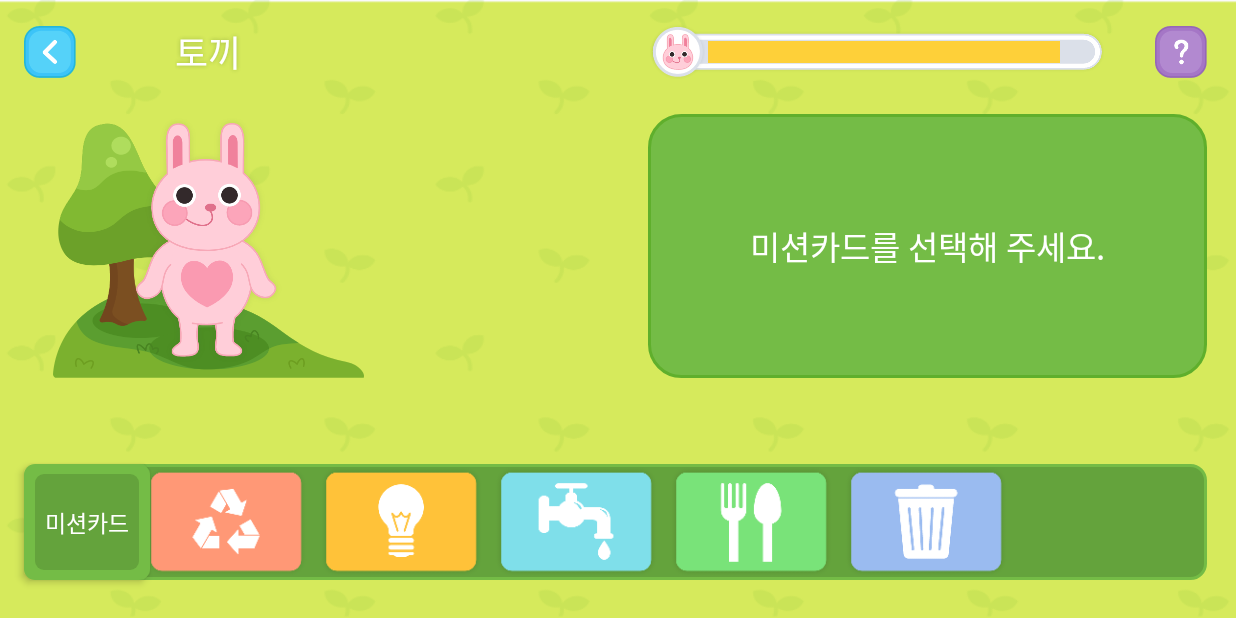
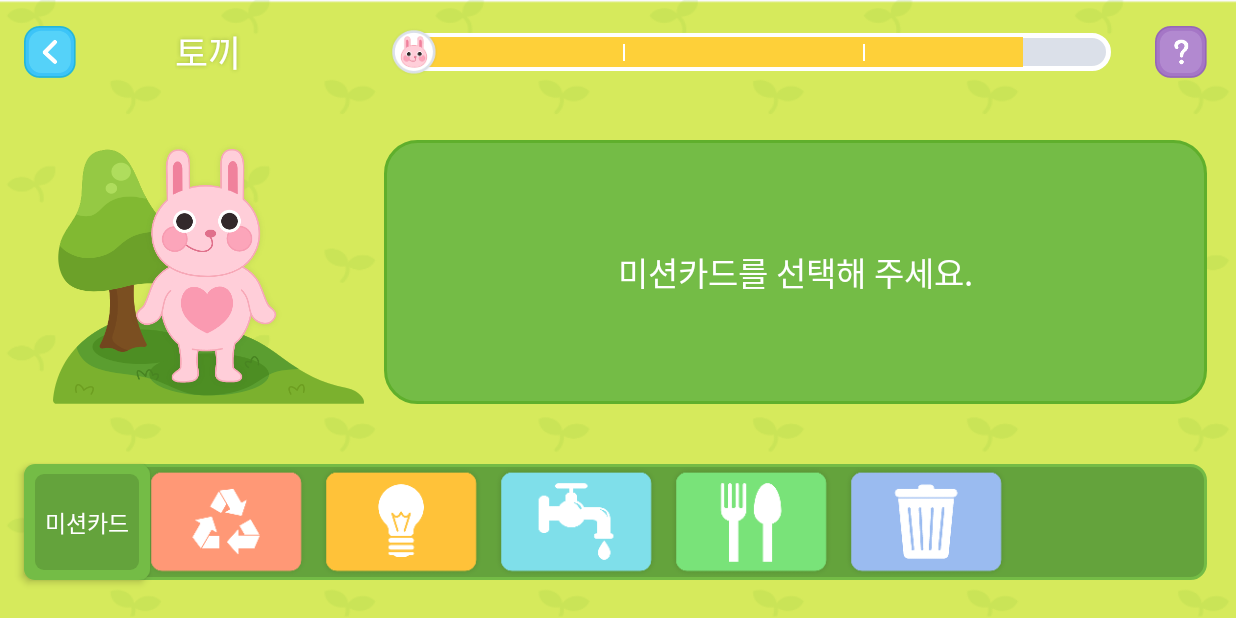
Before and after one commit to PurPur-Resque-Team/PurPur-Android, an Android app: the DetailActivity screen opened directly, with no data from a screen before it, on a phone screen of 824 x 412 dp (held sideways). Run offline under Robolectric (Android 15) with nearby library versions, the phone set to English and light mode, and no system bars; our stand-ins replace data binding.

```diff
--- a/app/src/main/java/com/bibim/purpur/ui/detail/DetailActivity.kt
+++ b/app/src/main/java/com/bibim/purpur/ui/detail/DetailActivity.kt
@@ -3,16 +3,21 @@ package com.bibim.purpur.ui.detail
 import android.animation.ObjectAnimator
 import android.os.Bundle
 import android.view.animation.LinearInterpolator
+import androidx.lifecycle.ViewModelProvider
 import com.bibim.purpur.R
 import com.bibim.purpur.base.BaseActivity
 import com.bibim.purpur.databinding.ActivityDetailBinding
+import com.bibim.purpur.onlyOneClickListener
 import kotlinx.android.synthetic.main.activity_detail.*
 
 class DetailActivity : BaseActivity<ActivityDetailBinding>() {
     override val layoutResID: Int = R.layout.activity_detail
 
+    lateinit var vm: DetailViewModel
     override fun onCreate(savedInstanceState: Bundle?) {
         super.onCreate(savedInstanceState)
+
+        vm = ViewModelProvider(this).get(DetailViewModel::class.java)
 
         val progressAnimator = ObjectAnimator.ofInt(progressbar,"progress",0,100)
         progressAnimator.duration = 3000
@@ -20,5 +25,8 @@ class DetailActivity : BaseActivity<ActivityDetailBinding>() {
         progressAnimator.interpolator = ll
         progressAnimator.start()
 
+        act_detail_iv_recycle.onlyOneClickListener {
+
+        }
     }
 }
--- a/app/src/main/res/layout/activity_detail.xml
+++ b/app/src/main/res/layout/activity_detail.xml
@@ -44,8 +44,8 @@
             android:id="@+id/act_detail_iv_animal_img"
             android:layout_width="wrap_content"
             android:layout_height="wrap_content"
-            android:layout_marginTop="23dp"
             android:src="@drawable/img_rabbit_clear"
+            app:layout_constraintBottom_toTopOf="@+id/horizontalScrollView"
             app:layout_constraintEnd_toEndOf="@id/act_detail_tv_animal_name"
             app:layout_constraintStart_toStartOf="@id/act_detail_tv_animal_name"
             app:layout_constraintTop_toBottomOf="@id/act_detail_tv_animal_name" />
@@ -60,48 +60,72 @@
             app:layout_constraintEnd_toEndOf="parent"
             app:layout_constraintTop_toTopOf="@id/act_detail_iv_back" />
 
-        <ImageView
-            android:id="@+id/act_detail_iv_iv_gauge"
-            android:layout_width="wrap_content"
-            android:layout_height="wrap_content"
-            android:layout_marginEnd="32dp"
-            android:src="@drawable/img_gauge_rabbit"
+        <androidx.constraintlayout.widget.ConstraintLayout
+            android:id="@+id/act_detail_cl_gauge"
+            android:layout_width="0dp"
+            android:layout_height="0dp"
+            android:layout_marginEnd="29dp"
             app:layout_constraintBottom_toBottomOf="@id/act_detail_iv_back"
+            app:layout_constraintStart_toStartOf="@id/act_detail_iv_mission_back"
             app:layout_constraintEnd_toStartOf="@id/act_detail_iv_question"
-            app:layout_constraintTop_toTopOf="@id/act_detail_iv_back" />
+            app:layout_constraintTop_toTopOf="@id/act_detail_iv_back">
 
             <ProgressBar
                 android:id="@+id/progressbar"
-            android:progressDrawable="@drawable/progressbar"
-            android:layout_marginTop="10dp"
-            android:layout_marginBottom="10dp"
+                style="@style/Widget.AppCompat.ProgressBar.Horizontal"
                 android:layout_width="0dp"
+                android:layout_height="25dp"
+                android:layout_marginStart="10dp"
                 android:max="100"
                 android:progress="20"
-            style="@style/Widget.AppCompat.ProgressBar.Horizontal"
-            android:layout_height="0dp"
-            app:layout_constraintTop_toTopOf="@id/act_detail_iv_back"
-            app:layout_constraintBottom_toBottomOf="@id/act_detail_iv_back"
-            app:layout_constraintStart_toEndOf="@id/act_detail_iv_animal_head"
-            app:layout_constraintEnd_toEndOf="@id/act_detail_iv_iv_gauge"/>
+                android:progressDrawable="@drawable/progress_horizon"
+                app:layout_constraintBottom_toBottomOf="parent"
+                app:layout_constraintEnd_toEndOf="parent"
+                app:layout_constraintStart_toStartOf="parent"
+                app:layout_constraintTop_toTopOf="parent" />
 
             <ImageView
                 android:id="@+id/act_detail_iv_animal_head"
                 android:layout_width="wrap_content"
                 android:layout_height="wrap_content"
                 android:src="@drawable/img_gauge_rabbit_head"
-            app:layout_constraintBottom_toBottomOf="@id/act_detail_iv_back"
-            app:layout_constraintStart_toStartOf="@id/act_detail_iv_iv_gauge"
-            app:layout_constraintTop_toTopOf="@id/act_detail_iv_back" />
+                app:layout_constraintBottom_toBottomOf="parent"
+                app:layout_constraintStart_toStartOf="parent"
+                app:layout_constraintTop_toTopOf="parent" />
+
+            <View
+                android:id="@+id/act_detail_view_first"
+                android:layout_width="1dp"
+                android:layout_height="11dp"
+                android:background="#ffffff"
+                app:layout_constraintBottom_toBottomOf="parent"
+                app:layout_constraintEnd_toEndOf="parent"
+                app:layout_constraintHorizontal_bias="0.33"
+                app:layout_constraintStart_toStartOf="parent"
+                app:layout_constraintTop_toTopOf="parent" />
+
+            <View
+                android:id="@+id/act_detail_view_second"
+                android:layout_width="1dp"
+                android:layout_height="11dp"
+                android:background="#ffffff"
+                app:layout_constraintBottom_toBottomOf="parent"
+                app:layout_constraintEnd_toEndOf="parent"
+                app:layout_constraintHorizontal_bias="0.66"
+                app:layout_constraintStart_toStartOf="parent"
+                app:layout_constraintTop_toTopOf="parent" />
+        </androidx.constraintlayout.widget.ConstraintLayout>
+
 
         <ImageView
             android:id="@+id/act_detail_iv_mission_back"
             android:layout_width="0dp"
             android:layout_height="0dp"
             android:background="@drawable/bg_mission_background"
+            android:layout_marginLeft="13dp"
             app:layout_constraintBottom_toBottomOf="@id/act_detail_iv_animal_img"
             app:layout_constraintEnd_toEndOf="@id/act_detail_iv_question"
-            app:layout_constraintStart_toStartOf="@id/act_detail_iv_iv_gauge"
+            app:layout_constraintStart_toEndOf="@id/act_detail_iv_animal_img"
             app:layout_constraintTop_toTopOf="@id/act_detail_iv_animal_img" />
 
         <TextView
@@ -120,13 +144,14 @@
             app:layout_constraintTop_toTopOf="@id/act_detail_iv_mission_back" />
 
         <HorizontalScrollView
+            android:id="@+id/horizontalScrollView"
             android:layout_width="0dp"
             android:layout_height="0dp"
+            android:background="@drawable/bg_mission_card_list"
             android:scrollbars="none"
-            android:background="@drawable/bg_mission_card_list"
             app:layout_constraintBottom_toBottomOf="@id/act_detail_iv_card_back_first"
+            app:layout_constraintEnd_toEndOf="@id/act_detail_iv_question"
             app:layout_constraintStart_toEndOf="@id/act_detail_iv_card_back_second"
-            app:layout_constraintEnd_toEndOf="@id/act_detail_iv_question"
             app:layout_constraintTop_toTopOf="@id/act_detail_iv_card_back_first">
 
             <LinearLayout
@@ -134,26 +159,31 @@
                 android:layout_height="match_parent">
 
                 <ImageView
+                    android:id="@+id/act_detail_iv_recycle"
                     android:layout_width="wrap_content"
                     android:layout_height="wrap_content"
                     android:src="@drawable/img_card_recycle" />
 
                 <ImageView
+                    android:id="@+id/act_detail_iv_electric"
                     android:layout_width="wrap_content"
                     android:layout_height="wrap_content"
                     android:src="@drawable/img_card_electric" />
 
                 <ImageView
+                    android:id="@+id/act_detail_iv_water"
                     android:layout_width="wrap_content"
                     android:layout_height="wrap_content"
                     android:src="@drawable/img_card_water" />
 
                 <ImageView
+                    android:id="@+id/act_detail_iv_food"
                     android:layout_width="wrap_content"
                     android:layout_height="wrap_content"
                     android:src="@drawable/img_card_food" />
 
                 <ImageView
+                    android:id="@+id/act_detail_iv_trash"
                     android:layout_width="wrap_content"
                     android:layout_height="wrap_content"
                     android:src="@drawable/img_card_trash" />
```
Also changed, not shown: app/src/main/java/com/bibim/purpur/ui/name/NameActivity.kt (+8 -2 lines), app/src/main/res/layout/activity_name.xml (+56 -6 lines). Lines whose indentation alone changed are shown as unchanged.
